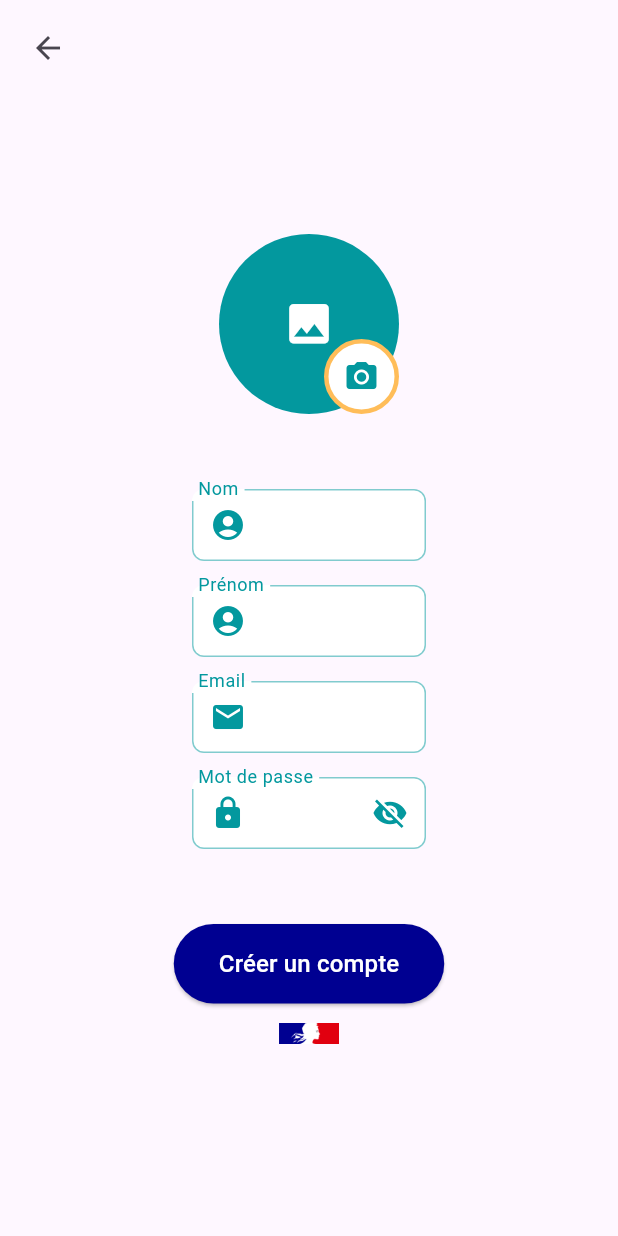
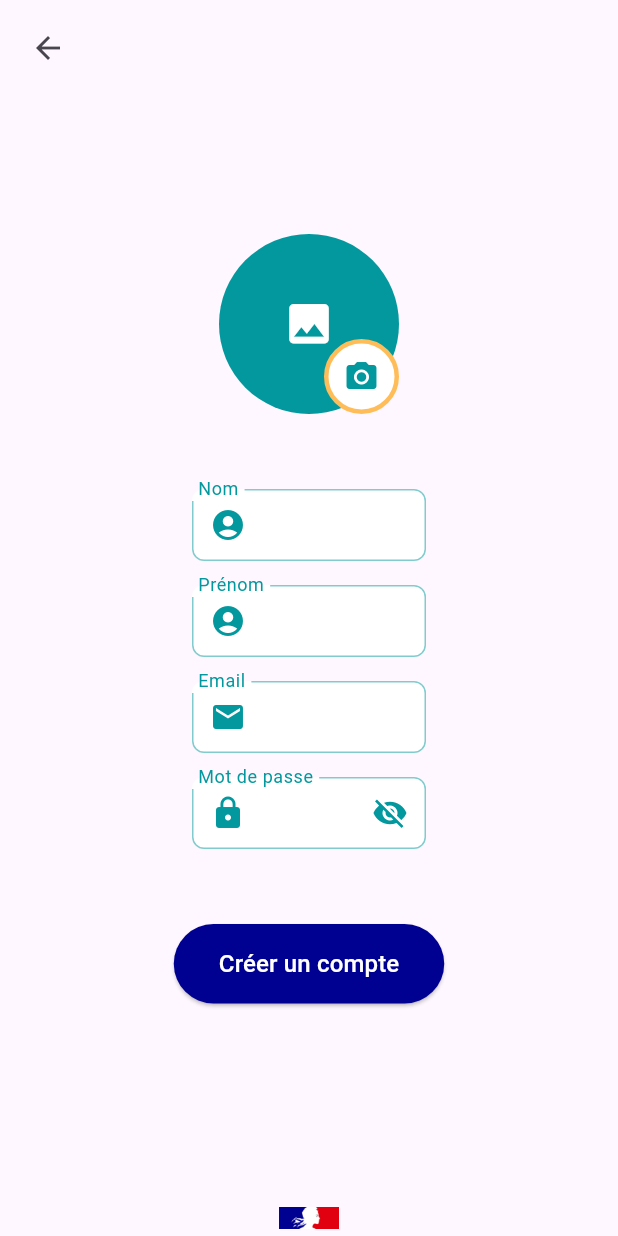
Before and after one commit to shirin-b12/SMIG_app, a Flutter app: the SignUpPage screen opened by its route, on a phone screen of 412 x 824 dp. Run offline on Flutter 3.47's test engine with Material 3 defaults, Android fonts, the phone set to English and light mode, and no system bars; our stand-ins replace lottie, shared_preferences; accounts and stored records are empty.

Commit message:
fix positionnement marianne

```diff
--- a/lib/views/page/signup_page.dart
+++ b/lib/views/page/signup_page.dart
@@ -19,6 +19,8 @@ class _SignUpPageState extends State<SignUpPage> {
     return Scaffold(
       body: SingleChildScrollView(
         padding: EdgeInsets.all(8.0),
+        child: Container(
+          height: MediaQuery.of(context).size.height, // Définir la hauteur du conteneur pour qu'elle corresponde à la hauteur de l'écran
             child: Column(
               mainAxisAlignment: MainAxisAlignment.spaceBetween,
               children: <Widget>[
@@ -51,7 +53,9 @@ class _SignUpPageState extends State<SignUpPage> {
                       Align(
                         alignment: Alignment.bottomRight,
                         child: GestureDetector(
-                    onTap: ()=>{print("kljkljkl")},
+                        onTap: ()=>{
+                          print("kljkljkl")
+                        },
                         child: Container(
                           width: 50,
                           height: 50,
@@ -106,7 +110,6 @@ class _SignUpPageState extends State<SignUpPage> {
                   textColor: Colors.white,
                   buttonText: 'Créer un compte',
                   onPressed: () async {
-
                     if (nameController.text.trim().isEmpty || surnameController.text.trim().isEmpty || emailController.text.trim().isEmpty || passwordController.text.trim().isEmpty) {
                       ScaffoldMessenger.of(context).showSnackBar(
                           const SnackBar(
@@ -119,7 +122,6 @@ class _SignUpPageState extends State<SignUpPage> {
                       );
                       return;
                     }
-
                     try {
                       final utilisateur = await AuthService().createAccount(
                         nameController.text.trim(),
@@ -152,8 +154,8 @@ class _SignUpPageState extends State<SignUpPage> {
                       );
                     }
                   },
-
                 ),
+                Spacer(),
                 Align(
                   alignment: Alignment.bottomCenter,
                   child: SizedBox(
@@ -164,8 +166,7 @@ class _SignUpPageState extends State<SignUpPage> {
                 ),
           ],
         ),
-        //SizedBox(height: MediaQuery.of(context).size.height-MediaQuery.of(context).size.height+90),
-
+       ),
       ),
     );
   }
```
Lines whose indentation alone changed are shown as unchanged.
